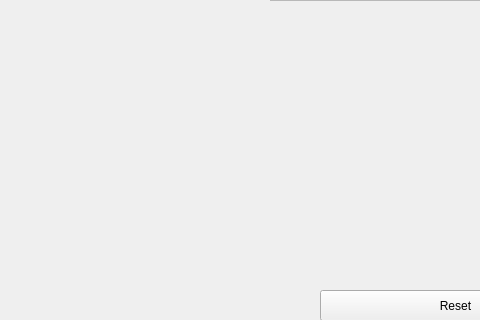
The window that Juego/mainwindow.ui (EmmanuelGarces9/Proyecto-Final) describes before a commit, drawn with Qt 5; both pictures show x 0 to 480 and y 400 to 720 of the 1280 by 720 pixel window.
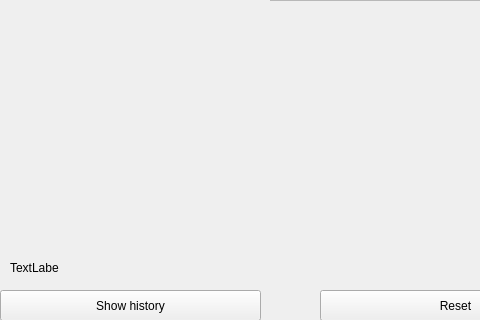
The same window after the commit.

Commit message: se agrega otro metodo en archivos de leer archivo y se implementa en mainwindow cuando el jugador muere, puede ver el historial, con un label

What changed in the file:
```diff
--- a/Juego/mainwindow.ui
+++ b/Juego/mainwindow.ui
@@ -83,6 +83,32 @@
      <string>PUNTAJE: </string>
     </property>
    </widget>
+   <widget class="QPushButton" name="readbutton">
+    <property name="geometry">
+     <rect>
+      <x>0</x>
+      <y>690</y>
+      <width>261</width>
+      <height>31</height>
+     </rect>
+    </property>
+    <property name="text">
+     <string>Show history</string>
+    </property>
+   </widget>
+   <widget class="QLabel" name="history">
+    <property name="geometry">
+     <rect>
+      <x>10</x>
+      <y>660</y>
+      <width>49</width>
+      <height>16</height>
+     </rect>
+    </property>
+    <property name="text">
+     <string>TextLabel</string>
+    </property>
+   </widget>
   </widget>
  </widget>
  <resources/>
```
The commit also changes 15 other files.
